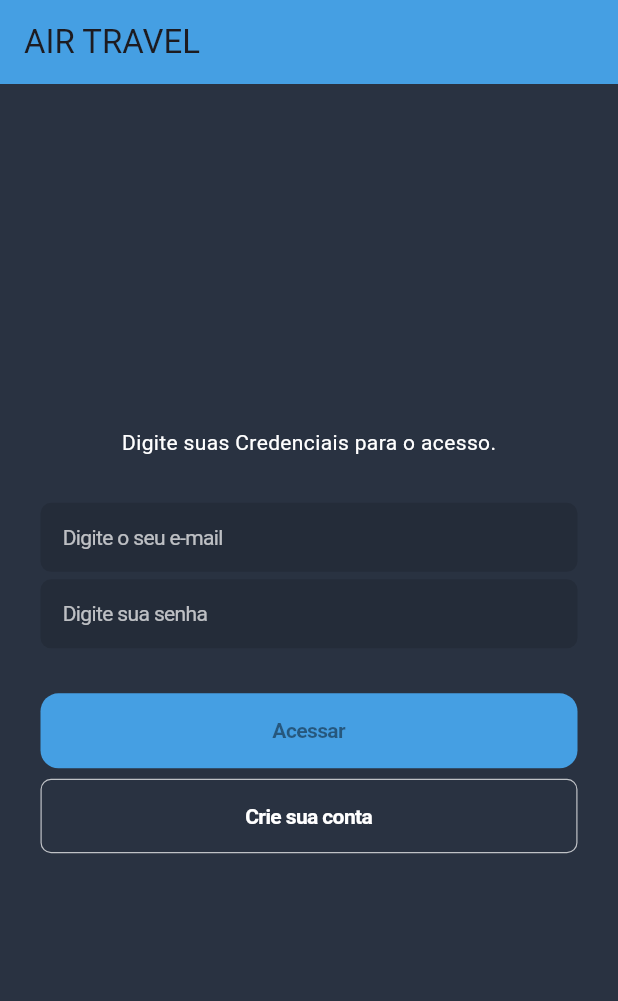
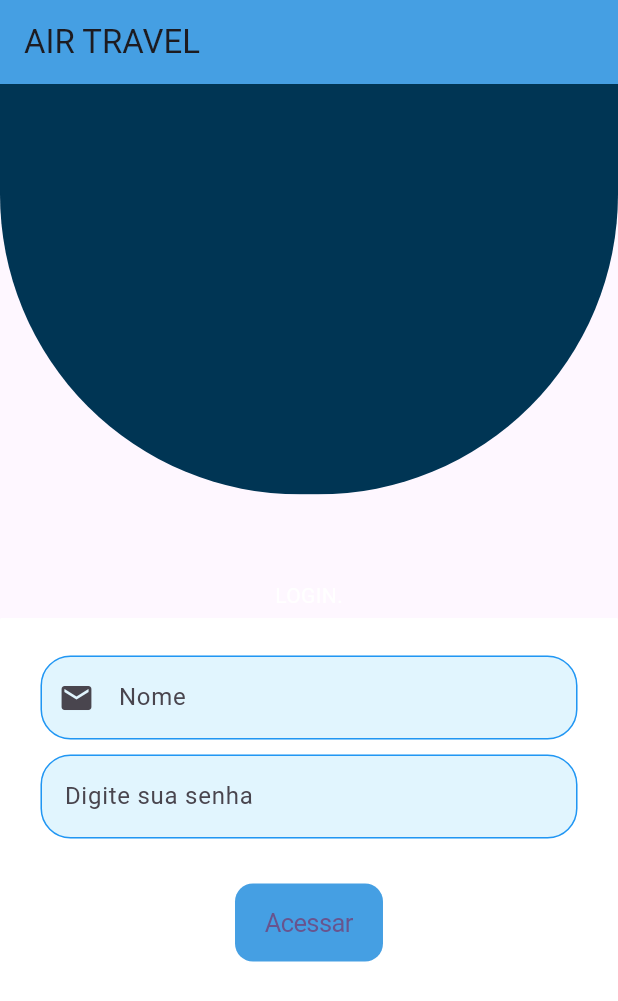
Before and after one commit to HermesLeonardo/AppAviao, a Flutter app: the screen it shows after launch, on a phone screen of 412 x 824 dp. Shown: the top 1001 px of the screen. Run offline on Flutter 3.47's test engine with Material 3 defaults, Android fonts, the phone set to English and light mode, and no system bars.

Commit message:
Adicionando Tela de login, mas ainda não está pronta, Tela de Cadastro de trecho estou tentando trabalhar com ela mas sem sucesso por hora, adicionando algumas classes de apoio para o cadastro de trecho tambem, por hora é isso

```diff
--- /dev/null
+++ b/lib/Custons/Custom_tela_login/custom_from_login.dart
@@ -0,0 +1,42 @@
+import 'package:flutter/material.dart';
+
+class custom_from_login extends StatelessWidget {
+  final String labelText;
+  final FormFieldSetter<String>? onSaved;
+  final FormFieldValidator<String>? validator;
+  final TextEditingController? controller;
+  final Widget? icon;
+
+  const custom_from_login({
+    super.key,
+    required this.labelText,
+    this.onSaved,
+    this.validator,
+    this.controller,
+    this.icon,
+  });
+
+  @override
+  Widget build(BuildContext context) {
+    return TextFormField(
+      controller: controller,
+      decoration: InputDecoration(
+        labelText: labelText,
+        prefixIcon: icon,
+        border: const OutlineInputBorder(),
+        filled: true,
+        fillColor: Colors.lightBlue[50],
+        enabledBorder: OutlineInputBorder(
+          borderSide: const BorderSide(color: Colors.blue, width: 1.0),
+          borderRadius: BorderRadius.circular(20.0),
+        ),
+        focusedBorder: OutlineInputBorder(
+          borderSide: const BorderSide(color: Colors.blue, width: 2.0),
+          borderRadius: BorderRadius.circular(20.0),
+        ),
+      ),
+      onSaved: onSaved,
+      validator: validator,
+    );
+  }
+}
--- a/lib/main.dart
+++ b/lib/main.dart
@@ -1,5 +1,8 @@
 import 'package:appaviao/pages/login.dart';
+//import 'package:appaviao/pages/telateste.dart';
 import 'package:flutter/material.dart';
+
+//import 'package:appaviao/pages/tela_cadastro_trecho.dart';
 
 void main() {
   runApp(const MyApp());
@@ -11,13 +14,12 @@ class MyApp extends StatelessWidget {
   @override
   Widget build(BuildContext context) {
     return MaterialApp(
-      debugShowCheckedModeBanner: false,
-      title: 'Login Page',
-      theme: ThemeData(
-        colorScheme: ColorScheme.fromSeed(seedColor: Colors.deepPurple),
-        useMaterial3: true,
-      ),
-      home: const login(),
-    );
+        debugShowCheckedModeBanner: false,
+        title: 'Main Page',
+        theme: ThemeData(
+          colorScheme: ColorScheme.fromSeed(seedColor: Colors.deepPurple),
+          useMaterial3: true,
+        ),
+        home: login());
   }
 }
--- a/lib/pages/login.dart
+++ b/lib/pages/login.dart
@@ -1,80 +1,101 @@
+import 'package:appaviao/Custons/Custom_tela_login/custom_from_login.dart';
 import 'package:flutter/cupertino.dart';
 import 'package:flutter/material.dart';
+import 'package:appaviao/pages/tela_inicial.dart';
 
 class login extends StatelessWidget {
-  const login({super.key});
+  login({super.key});
+
+  final GlobalKey<FormState> _formKey = GlobalKey<FormState>();
 
   @override
   Widget build(BuildContext context) {
+    final size = MediaQuery.of(context).size;
     return Scaffold(
       extendBodyBehindAppBar: true,
       appBar: AppBar(
         title: const Text("AIR TRAVEL"),
         backgroundColor: const Color.fromARGB(255, 69, 159, 227),
       ),
-      body: Container(
-        width: MediaQuery.of(context).size.width,
-        padding: const EdgeInsets.all(27),
-        decoration: const BoxDecoration(
-          gradient: LinearGradient(
-            colors: [
-              Color.fromARGB(255, 41, 50, 65),
-              Color.fromARGB(255, 41, 50, 65),
-            ],
+      body: Stack(
+        children: [
+          ClipRRect(
+            borderRadius:
+                const BorderRadius.vertical(bottom: Radius.circular(200)),
+            child: Container(
+              height: size.height * 0.4,
+              width: size.width * 1,
+              color: const Color.fromARGB(255, 0, 53, 84),
             ),
           ),
+          Align(
+            alignment: Alignment.bottomCenter,
+            child: Container(
+              height: size.height * 0.5,
+              width: size.height,
+              decoration: const BoxDecoration(
+                color: Color.fromARGB(255, 255, 255, 255),
+                borderRadius: BorderRadius.vertical(top: Radius.circular(1)),
+              ),
+            ),
+          ),
+          SingleChildScrollView(
+            padding: const EdgeInsets.all(27),
+            child: Form(
+              key: _formKey,
               child: Column(
                 mainAxisAlignment: MainAxisAlignment.center,
                 children: [
                   const SizedBox(height: 30),
+                  const SizedBox(
+                    height: 330,
+                  ), //espaço entre os campos
                   const Text(
-              "Digite suas Credenciais para o acesso.",
+                    "LOGIN.",
                     style: TextStyle(
                       color: Colors.white,
                     ),
                   ),
                   const SizedBox(height: 30),
-            const CupertinoTextField(
-              cursorColor: Colors.pinkAccent,
-              padding: EdgeInsets.all(15),
-              placeholder: "Digite o seu e-mail",
-              placeholderStyle: TextStyle(color: Colors.white70, fontSize: 14),
-              style: TextStyle(color: Colors.white, fontSize: 14),
-              decoration: BoxDecoration(
-                  color: Colors.black12,
-                  borderRadius: BorderRadius.all(
-                    Radius.circular(7),
-                  )),
+                  custom_from_login(
+                    labelText: "Nome",
+                    onSaved: (value) {
+                      // handle save
+                    },
+                    validator: (value) {
+                      if (value == null || value.isEmpty) {
+                        return 'Por favor, insira o seu e-mail';
+                      }
+                      return null;
+                    },
+                    icon: const Icon(Icons.email),
                   ),
-            const SizedBox(height: 5),
-            const CupertinoTextField(
-              padding: EdgeInsets.all(15),
-              cursorColor: Colors.pinkAccent,
-              placeholder: "Digite sua senha",
-              obscureText: true,
-              placeholderStyle: TextStyle(color: Colors.white70, fontSize: 14),
-              style: TextStyle(color: Colors.white, fontSize: 14),
-              decoration: BoxDecoration(
-                  color: Colors.black12,
-                  borderRadius: BorderRadius.all(
-                    Radius.circular(7),
-                  )),
+                  const SizedBox(height: 10),
+                  custom_from_login(
+                    labelText: "Digite sua senha",
+                    onSaved: (value) {
+                      // handle save
+                    },
+                    validator: (value) {
+                      if (value == null || value.isEmpty) {
+                        return 'Por favor, insira a sua senha';
+                      }
+                      return null;
+                    },
                   ),
                   const SizedBox(height: 30),
-            SizedBox(
-              width: double.infinity,
-              child: CupertinoButton(
-                padding: const EdgeInsets.all(17),
+                  CupertinoButton(
                     color: const Color.fromARGB(255, 69, 159, 227),
-                child: const Text(
-                  "Acessar",
-                  style: TextStyle(
-                      color: Colors.black45,
-                      fontSize: 14,
-                      fontWeight: FontWeight.w600),
-                ),
-                onPressed: () {},
-              ),
+                    child: const Text("Acessar"),
+                    onPressed: () {
+                      if (_formKey.currentState!.validate()) {
+                        _formKey.currentState!.save();
+                        Navigator.push(
+                            context,
+                            MaterialPageRoute(
+                                builder: (context) => const tela_inicial()));
+                      }
+                    },
                   ),
                   const SizedBox(height: 7),
                   Container(
@@ -96,6 +117,9 @@ class login extends StatelessWidget {
                 ],
               ),
             ),
+          ),
+        ],
+      ),
     );
   }
 }
--- a/pubspec.yaml
+++ b/pubspec.yaml
@@ -19,3 +19,4 @@ flutter:
   uses-material-design: true
   assets:
     - lib/assets/images/dogdino.png
+    - lib/assets/images/aviao1.png
```
Also changed, not shown: lib/Custons/Custom_tela_trecho/caixa_info_widget.dart (added, +76 -0 lines), lib/Custons/Custom_tela_trecho/custom_from_text_field.dart (added, +39 -0 lines), lib/pages/barra_navegacao.dart (added, +27 -0 lines), lib/pages/tela_cadastro_trecho.dart (added, +193 -0 lines), lib/assets/images/aviao1.png (added). Lines whose indentation alone changed are shown as unchanged.
